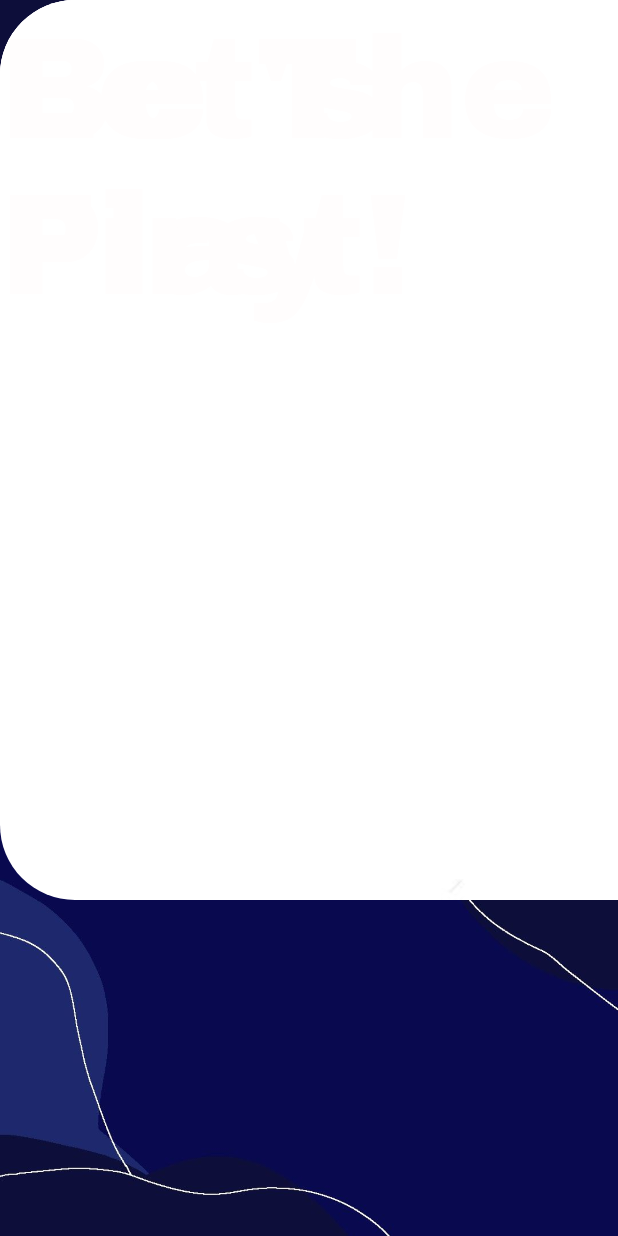
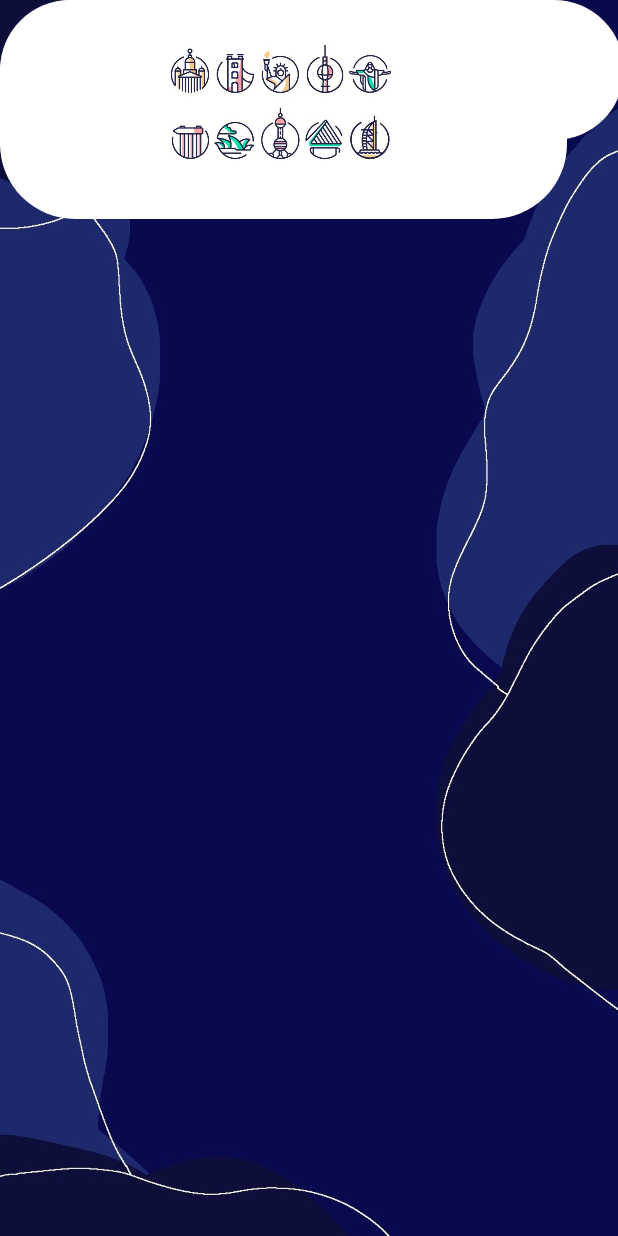
Before and after one commit to iixha/Project, an Android app: the layout activity_test11.xml on its own in the app's theme, with its tools: preview values and no code run, on a phone screen of 412 x 824 dp. Run offline under Robolectric (Android 15) with nearby library versions, the phone set to English and light mode, and no system bars.

Commit message:
app after adding the home page

```diff
--- a/app/build.gradle.kts
+++ b/app/build.gradle.kts
@@ -17,6 +17,8 @@ android {
         testInstrumentationRunner = "androidx.test.runner.AndroidJUnitRunner"
     }
 
+
+
     buildTypes {
         release {
             isMinifyEnabled = false
@@ -30,10 +32,22 @@ android {
         sourceCompatibility = JavaVersion.VERSION_1_8
         targetCompatibility = JavaVersion.VERSION_1_8
     }
+
     kotlinOptions {
         jvmTarget = "1.8"
     }
+
+
+
+    buildFeatures {
+
+        android.buildFeatures.viewBinding = true
+        viewBinding; true
+        dataBinding; true
+    }
+
 }
+
 
 dependencies {
 
--- a/app/src/main/java/com/example/project/MainActivity.kt
+++ b/app/src/main/java/com/example/project/MainActivity.kt
@@ -2,13 +2,20 @@ package com.example.project
 
 import android.os.Bundle
 import androidx.appcompat.app.AppCompatActivity
+import com.example.project.databinding.ActivityTest11Binding.inflate
+import com.example.project.databinding.ActivityTest11Binding
 
 
-    class MainActivity : AppCompatActivity() {
+class MainActivity : AppCompatActivity() {
 
-        override fun onCreate(savedInstanceState: Bundle?) {
-            super.onCreate(savedInstanceState)
+      private  lateinit var binding: ActivityTest11Binding
+
+                override fun onCreate(savedInstanceState: Bundle?) {
+                //  binding =  ActivityTest11Binding.inflate(layoutInflater)
+                super.onCreate(savedInstanceState)
+
         }
 
 
+
     }
--- a/app/src/main/java/com/example/project/MainActivity3.kt
+++ b/app/src/main/java/com/example/project/MainActivity3.kt
@@ -2,8 +2,11 @@ package com.example.project
 
 import android.os.Bundle
 import androidx.appcompat.app.AppCompatActivity
+import com.example.project.databinding.ActivityTest11Binding
+import com.example.project.databinding.ActivityTest2Binding
 
 class MainActivity3 : AppCompatActivity() {
+    //private  lateinit var binding: ActivityTest2Binding
 
     override fun onCreate(savedInstanceState: Bundle?) {
         super.onCreate(savedInstanceState)
--- a/app/src/main/res/layout/activity_test11.xml
+++ b/app/src/main/res/layout/activity_test11.xml
@@ -1,93 +1,65 @@
 <?xml version="1.0" encoding="utf-8"?>
-<layout>
-
-
 <androidx.constraintlayout.widget.ConstraintLayout xmlns:android="http://schemas.android.com/apk/res/android"
     xmlns:app="http://schemas.android.com/apk/res-auto"
     xmlns:tools="http://schemas.android.com/tools"
     android:layout_width="match_parent"
     android:layout_height="match_parent"
     android:background="@drawable/navy_blue_wallpaper"
-
-
-        tools:context=".MainActivity">
+    tools:context=".MainActivity"
+    >
 
     <LinearLayout
-            android:layout_width="1826dp"
-            android:layout_height="520dp"
-            android:orientation="vertical"
+        android:layout_width="416dp"
+        android:layout_height="167dp"
         tools:ignore="MissingConstraints"
 
-            tools:layout_editor_absoluteX="52dp"
-            tools:layout_editor_absoluteY="-25dp">
+        android:orientation="vertical"
+        tools:layout_editor_absoluteX="-3dp"
+        tools:layout_editor_absoluteY="-13dp">
 
         <ImageView
-                android:id="@+id/imv_win"
-                android:layout_width="1673dp"
-                android:layout_height="wrap_content"
+            android:id="@+id/imageView3"
+            android:layout_width="match_parent"
+            android:layout_height="93dp"
+
             android:background="@drawable/background_bott"
             app:srcCompat="@drawable/_40fe6c0a4a76c4424256c509d1c2a73"
             tools:ignore="MissingConstraints" />
     </LinearLayout>
 
     <LinearLayout
-            android:layout_width="1177dp"
-            android:layout_height="653dp"
+        android:layout_width="407dp"
+        android:layout_height="199dp"
         tools:ignore="MissingConstraints"
+
         android:orientation="vertical"
-            tools:layout_editor_absoluteX="366dp"
-            tools:layout_editor_absoluteY="1431dp">
+        tools:layout_editor_absoluteX="16dp"
+        tools:layout_editor_absoluteY="319dp">
 
         <ImageView
-                android:id="@+id/imv_torusit"
-                android:layout_width="match_parent"
-                android:layout_height="wrap_content"
+            android:id="@+id/imageView4"
+            android:layout_width="378dp"
+            android:layout_height="146dp"
             android:background="@drawable/background_bott"
-                app:srcCompat="@drawable/tourism_flat_icons_set"
+            app:srcCompat="@drawable/france_free_vector_icons_designed_by_roundicons"
             tools:ignore="MissingConstraints" />
-
     </LinearLayout>
 
     <LinearLayout
-            android:layout_width="1194dp"
-            android:layout_height="1077dp"
+        android:layout_width="424dp"
+        android:layout_height="142dp"
         android:orientation="vertical"
+        tools:layout_editor_absoluteX="16dp"
+        tools:ignore="MissingConstraints"
 
-            tools:ignore="MissingConstraints"
-            tools:layout_editor_absoluteX="349dp"
-            tools:layout_editor_absoluteY="2215dp">
+        tools:layout_editor_absoluteY="538dp">
 
         <ImageView
-                android:id="@+id/imv_flag"
-                android:layout_width="match_parent"
-                android:layout_height="wrap_content"
+            android:id="@+id/imageView5"
+            android:layout_width="377dp"
+            android:layout_height="match_parent"
             android:background="@drawable/background_bott"
-                app:srcCompat="@drawable/stateless_rgb_color_icon"
+            app:srcCompat="@drawable/city_icons"
             tools:ignore="MissingConstraints" />
     </LinearLayout>
-
-        <TextView
-            android:id="@+id/tex_play"
-            android:layout_width="wrap_content"
-            android:layout_height="wrap_content"
-            android:fontFamily="@font/archivo_black"
-            tools:ignore="MissingConstraints"
-            android:text="Let's Play"
-            android:textColor="#FFFDFD"
-            android:textSize="96sp"
-            tools:layout_editor_absoluteX="562dp"
-            tools:layout_editor_absoluteY="982dp" />
-
-        <TextView
-            android:id="@+id/tex_first"
-            android:layout_width="wrap_content"
-            android:layout_height="wrap_content"
-            tools:ignore="MissingConstraints"
-            android:fontFamily="@font/archivo_black"
-            android:text="Be The First!"
-            android:textColor="#FFFDFD"
-            android:textSize="96sp"
-            tools:layout_editor_absoluteX="554dp"
-            tools:layout_editor_absoluteY="1153dp" />
 </androidx.constraintlayout.widget.ConstraintLayout>
-</layout>
--- a/app/src/main/res/layout/activity_test3.xml
+++ b/app/src/main/res/layout/activity_test3.xml
@@ -17,6 +17,7 @@
             android:layout_height="49dp"
             android:text="GO TO NEXT QUESTION"
             tools:ignore="MissingConstraints"
+
             tools:layout_editor_absoluteX="136dp"
             tools:layout_editor_absoluteY="740dp" />
 
@@ -41,7 +42,6 @@
         <LinearLayout
             android:layout_width="410dp"
             tools:ignore="MissingConstraints"
-
             android:layout_height="252dp"
 
             android:orientation="vertical"
```
Lines whose indentation alone changed are shown as unchanged.
